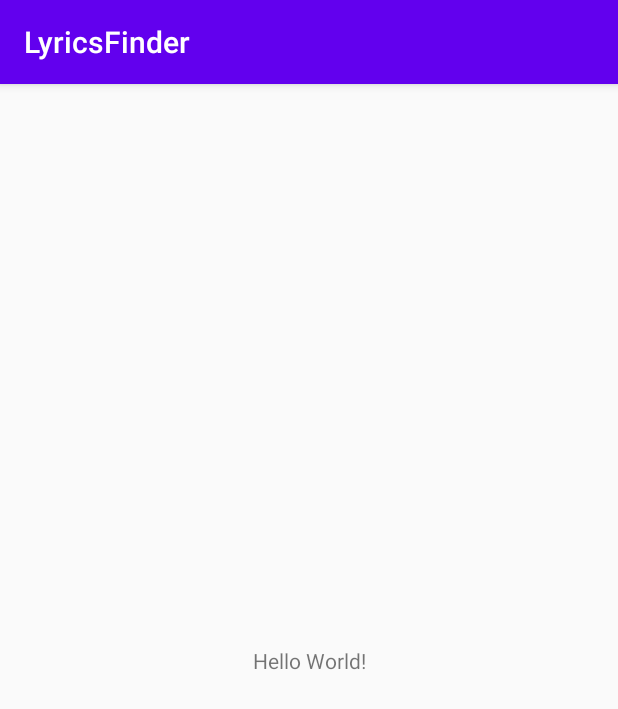
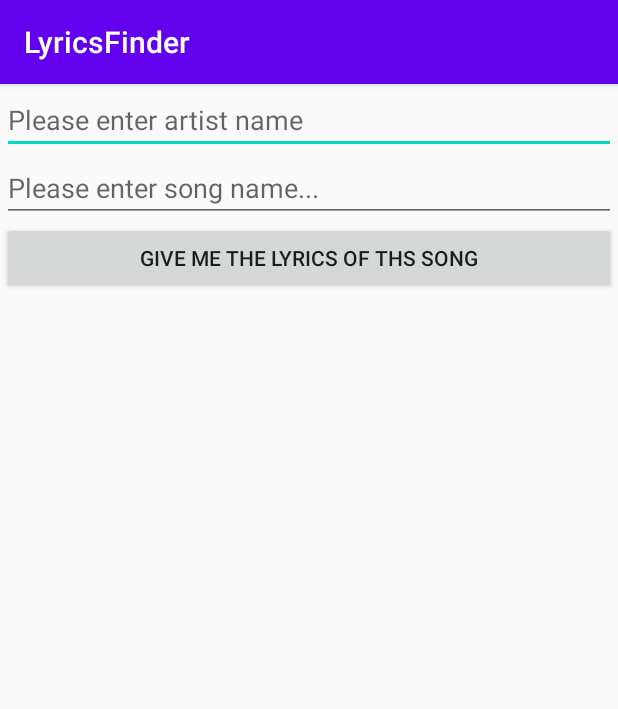
Before and after one commit to alexangria1992/Lyrics-Finder-App, an Android app: the screen it shows after launch (MainActivity), on a phone screen of 412 x 824 dp. Shown: the top 709 px of the screen. Run offline under Robolectric (Android 15) with nearby library versions, the phone set to English and light mode, and no system bars.

Commit message:
Created Design, initial variables and depencies (volley)

```diff
--- a/app/build.gradle
+++ b/app/build.gradle
@@ -30,4 +30,8 @@ dependencies {
     androidTestImplementation 'androidx.test.ext:junit:1.1.1'
     androidTestImplementation 'androidx.test.espresso:espresso-core:3.2.0'
 
+    implementation 'com.android.volley:volley:1.1.1'
+
+
+
 }
--- a/app/src/main/java/com/example/lyricsfinder/MainActivity.java
+++ b/app/src/main/java/com/example/lyricsfinder/MainActivity.java
@@ -3,12 +3,23 @@ package com.example.lyricsfinder;
 import androidx.appcompat.app.AppCompatActivity;
 
 import android.os.Bundle;
+import android.widget.Button;
+import android.widget.EditText;
+import android.widget.TextView;
 
 public class MainActivity extends AppCompatActivity {
 
+    EditText edtArtistName, edtSongName;
+    Button btnGetLyrics;
+    TextView txtLyrics;
     @Override
     protected void onCreate(Bundle savedInstanceState) {
         super.onCreate(savedInstanceState);
         setContentView(R.layout.activity_main);
+
+        edtArtistName = findViewById(R.id.edtArtistName);
+        edtSongName = findViewById(R.id.edtSongName);
+        btnGetLyrics = findViewById(R.id.btnGetLyrics);
+        txtLyrics = findViewById(R.id.txtLyrics);
     }
 }
--- a/app/src/main/res/layout/activity_main.xml
+++ b/app/src/main/res/layout/activity_main.xml
@@ -6,13 +6,55 @@
     android:layout_height="match_parent"
     tools:context=".MainActivity">
 
-    <TextView
-        android:layout_width="wrap_content"
-        android:layout_height="wrap_content"
-        android:text="Hello World!"
+    <ScrollView
+        android:layout_width="0dp"
+        android:layout_height="0dp"
+        android:layout_marginStart="1dp"
+        android:layout_marginLeft="1dp"
+        android:layout_marginTop="1dp"
+        android:layout_marginEnd="1dp"
+        android:layout_marginRight="1dp"
+        android:layout_marginBottom="1dp"
         app:layout_constraintBottom_toBottomOf="parent"
-        app:layout_constraintLeft_toLeftOf="parent"
-        app:layout_constraintRight_toRightOf="parent"
-        app:layout_constraintTop_toTopOf="parent" />
+        app:layout_constraintEnd_toEndOf="parent"
+        app:layout_constraintStart_toStartOf="parent"
+        app:layout_constraintTop_toTopOf="parent">
 
+        <LinearLayout
+            android:layout_width="match_parent"
+            android:layout_height="wrap_content"
+            android:orientation="vertical">
+
+            <EditText
+                android:id="@+id/edtArtistName"
+                android:layout_width="match_parent"
+                android:layout_height="wrap_content"
+                android:ems="10"
+                android:hint="Please enter artist name"
+                android:inputType="textPersonName" />
+
+            <EditText
+                android:id="@+id/edtSongName"
+                android:layout_width="match_parent"
+                android:layout_height="wrap_content"
+                android:ems="10"
+                android:hint="Please enter song name..."
+                android:inputType="textPersonName" />
+
+            <Button
+                android:id="@+id/btnGetLyrics"
+                android:layout_width="match_parent"
+                android:layout_height="wrap_content"
+                android:text="Give me the lyrics of ths song" />
+
+            <TextView
+                android:id="@+id/txtLyrics"
+                android:layout_width="match_parent"
+                android:layout_height="wrap_content"
+                android:gravity="center_horizontal"
+                android:textColor="#FF3D00"
+                android:textSize="24sp" />
+
+        </LinearLayout>
+    </ScrollView>
 </androidx.constraintlayout.widget.ConstraintLayout>
```
